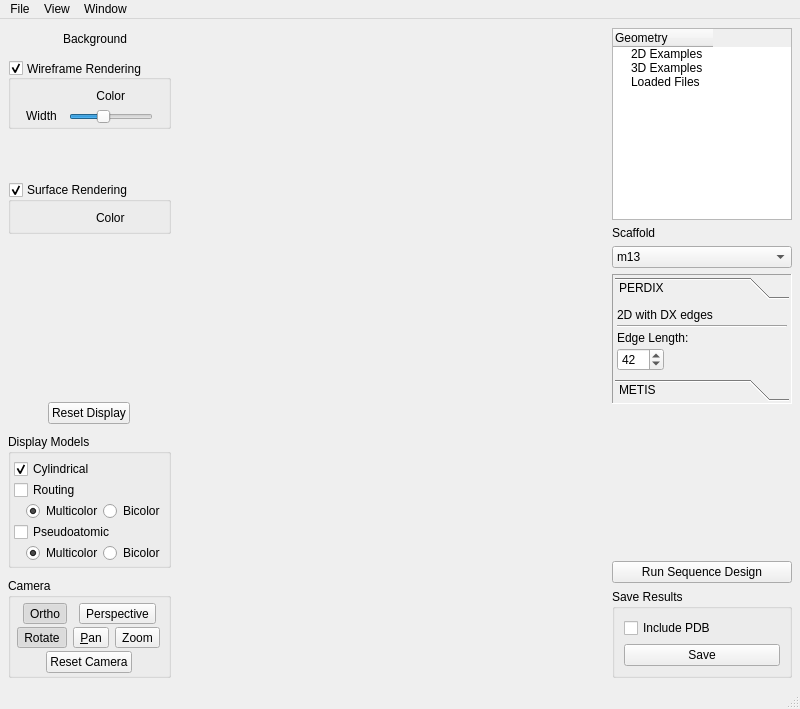
lcbb/athena, file ui/AthenaMainWindow.ui: the form before one commit.
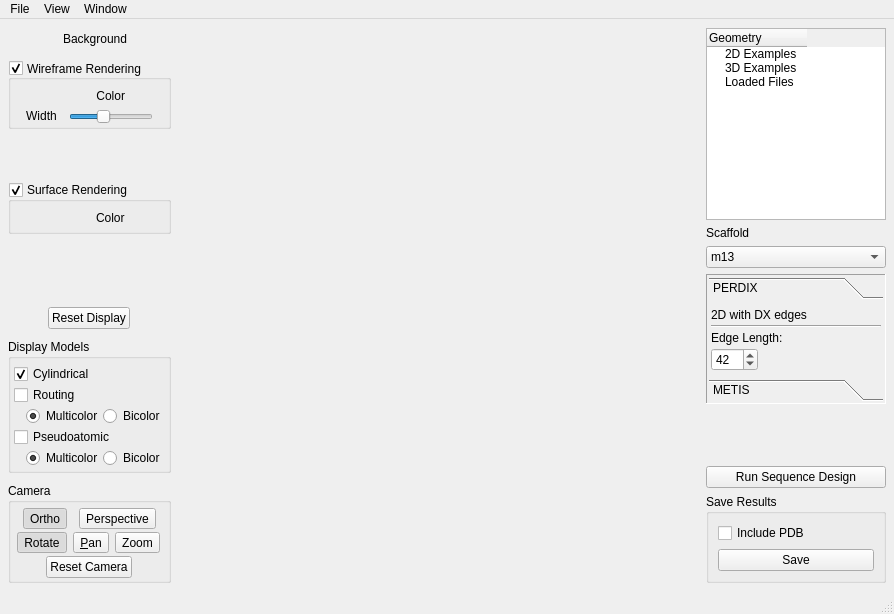
The form after the commit. The open tabs and pages were chosen to show the change. Custom widgets are drawn as their Qt base class.

Commit message: window size

Diff of the .ui file:
```diff
--- a/ui/AthenaMainWindow.ui
+++ b/ui/AthenaMainWindow.ui
@@ -6,8 +6,8 @@
    <rect>
     <x>0</x>
     <y>0</y>
-    <width>800</width>
-    <height>709</height>
+    <width>894</width>
+    <height>614</height>
    </rect>
   </property>
   <property name="sizePolicy">
@@ -1332,8 +1332,8 @@
                    <rect>
                     <x>0</x>
                     <y>0</y>
-                    <width>114</width>
-                    <height>28</height>
+                    <width>176</width>
+                    <height>69</height>
                    </rect>
                   </property>
                   <property name="sizePolicy">
@@ -1804,8 +1804,8 @@
     <rect>
      <x>0</x>
      <y>0</y>
-     <width>800</width>
-     <height>22</height>
+     <width>894</width>
+     <height>21</height>
     </rect>
    </property>
    <widget class="QMenu" name="menuAthena">
```
Left out of the diff: 16 changed lines with no effect on the pictures.
